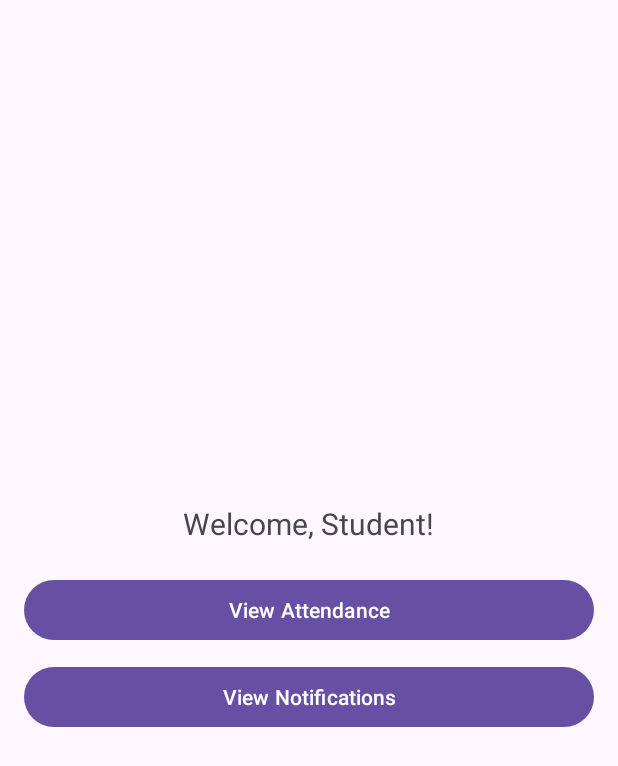
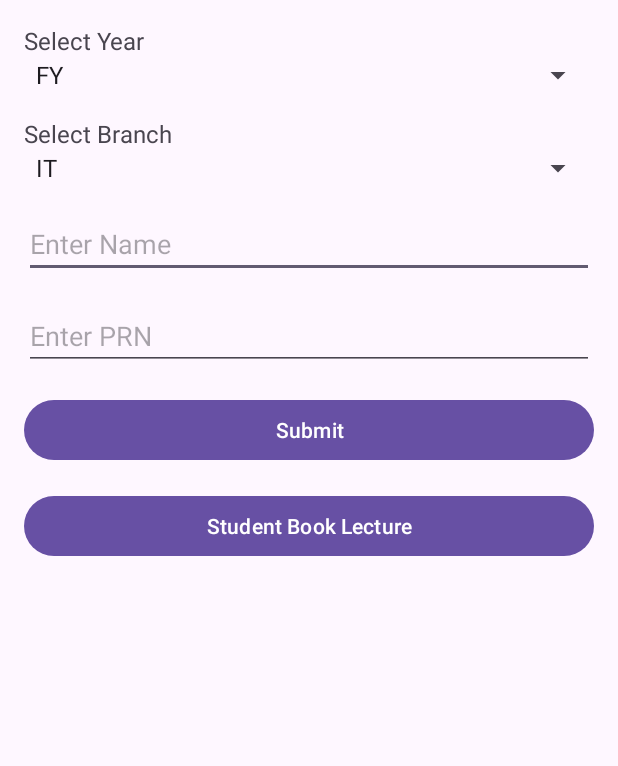
Before and after one commit to Urva2/geoment-smart_attendance, an Android app: the StudentMainActivity screen opened directly, with no data from a screen before it, on a phone screen of 412 x 824 dp. Shown: the top 766 px of the screen. Run offline under Robolectric (Android 15) with nearby library versions, the phone set to English and light mode, and no system bars; our stand-ins replace Firebase (no records; nobody signed in at launch, a user with empty details on screens opened directly).

Commit message:
second commit

```diff
--- a/app/build.gradle.kts
+++ b/app/build.gradle.kts
@@ -43,6 +43,7 @@ dependencies {
     implementation(libs.firebase.database)
     implementation(libs.firebase.auth)
     implementation(libs.support.annotations)
+    implementation(libs.firebase.firestore)
     testImplementation(libs.junit)
     androidTestImplementation(libs.ext.junit)
     androidTestImplementation(libs.espresso.core)
--- a/app/src/main/AndroidManifest.xml
+++ b/app/src/main/AndroidManifest.xml
@@ -12,6 +12,12 @@
         android:supportsRtl="true"
         android:theme="@style/Theme.Attendance"
         tools:targetApi="31">
+        <activity
+            android:name=".AppointLectureActivity"
+            android:exported="false" />
+        <activity
+            android:name=".ViewAttendanceActivity"
+            android:exported="false" />
         <activity
             android:name=".TeacherMainActivity"
             android:exported="false" />
--- a/app/src/main/java/com/example/attendance/StudentMainActivity.java
+++ b/app/src/main/java/com/example/attendance/StudentMainActivity.java
@@ -1,17 +1,94 @@
 package com.example.attendance;
 
 import android.os.Bundle;
+import android.view.View;
+import android.widget.Button;
+import android.widget.EditText;
+import android.widget.Spinner;
 import android.widget.Toast;
+import androidx.annotation.NonNull;
 import androidx.appcompat.app.AppCompatActivity;
+import com.google.android.gms.tasks.OnFailureListener;
+import com.google.android.gms.tasks.OnSuccessListener;
+import com.google.firebase.firestore.FirebaseFirestore;
+
+import java.util.HashMap;
+import java.util.Map;
 
 public class StudentMainActivity extends AppCompatActivity {
+
+    private Spinner spinnerYear, spinnerBranch;
+    private EditText etName, etPrn;
+    private Button btnSubmit, btnStudentBookLecture;
+
+    private FirebaseFirestore db;
 
     @Override
     protected void onCreate(Bundle savedInstanceState) {
         super.onCreate(savedInstanceState);
         setContentView(R.layout.activity_student_main);
 
-        // Example functionality
-        Toast.makeText(this, "Welcome, Student!", Toast.LENGTH_SHORT).show();
+        // Initialize Views
+        spinnerYear = findViewById(R.id.spinner_year);
+        spinnerBranch = findViewById(R.id.spinner_branch);
+        etName = findViewById(R.id.et_name);
+        etPrn = findViewById(R.id.et_prn);
+        btnSubmit = findViewById(R.id.btn_submit);
+        btnStudentBookLecture = findViewById(R.id.btn_student_book_lecture);
+
+        // Initialize Firestore
+        db = FirebaseFirestore.getInstance();
+
+        // Handle Submit Button
+        btnSubmit.setOnClickListener(new View.OnClickListener() {
+            @Override
+            public void onClick(View view) {
+                String year = spinnerYear.getSelectedItem().toString();
+                String branch = spinnerBranch.getSelectedItem().toString();
+                String name = etName.getText().toString().trim();
+                String prn = etPrn.getText().toString().trim();
+
+                if (name.isEmpty() || prn.isEmpty()) {
+                    Toast.makeText(StudentMainActivity.this, "Please enter all fields", Toast.LENGTH_SHORT).show();
+                    return;
+                }
+
+                // Firestore Path: student_details/branch/year
+                String collectionPath = "student_details/" + branch + "/" + year;
+
+                // Create Data Map
+                Map<String, Object> studentData = new HashMap<>();
+                studentData.put("name", name);
+                studentData.put("prn", prn);
+
+
+                db.collection("studentdetails")
+                        .document("N235i5q6WTVbmtMATfeo").collection(branch).document(branch).collection(year).document(year)
+                        .set(studentData)
+                        .addOnSuccessListener(new OnSuccessListener<Void>() {
+                            @Override
+                            public void onSuccess(Void aVoid) {
+                                Toast.makeText(StudentMainActivity.this, "Data saved successfully!", Toast.LENGTH_SHORT).show();
+                                etName.setText("");
+                                etPrn.setText("");
+                            }
+                        })
+                        .addOnFailureListener(new OnFailureListener() {
+                            @Override
+                            public void onFailure(@NonNull Exception e) {
+                                Toast.makeText(StudentMainActivity.this, "Error: " + e.getMessage(), Toast.LENGTH_SHORT).show();
+                            }
+                        });
+            }
+        });
+
+        // Handle Student Book Lecture Button
+        btnStudentBookLecture.setOnClickListener(new View.OnClickListener() {
+            @Override
+            public void onClick(View view) {
+                Toast.makeText(StudentMainActivity.this, "Feature under development", Toast.LENGTH_SHORT).show();
+                // Add intent here for the next activity when implemented
+            }
+        });
     }
 }
--- a/app/src/main/res/layout/activity_student_main.xml
+++ b/app/src/main/res/layout/activity_student_main.xml
@@ -1,29 +1,69 @@
-<?xml version="1.0" encoding="utf-8"?>
-<LinearLayout xmlns:android="http://schemas.android.com/apk/res/android"
+<LinearLayout
+    xmlns:android="http://schemas.android.com/apk/res/android"
     android:layout_width="match_parent"
     android:layout_height="match_parent"
     android:orientation="vertical"
-    android:gravity="center"
     android:padding="16dp">
 
+    <!-- Year Spinner -->
     <TextView
-        android:id="@+id/studentWelcomeText"
+        android:id="@+id/tv_year"
         android:layout_width="wrap_content"
         android:layout_height="wrap_content"
-        android:text="Welcome, Student!"
-        android:textSize="20sp"
-        android:layout_marginBottom="20dp"/>
-
-    <Button
-        android:id="@+id/viewAttendanceButton"
+        android:text="Select Year"
+        android:textSize="16sp" />
+    <Spinner
+        android:id="@+id/spinner_year"
         android:layout_width="match_parent"
         android:layout_height="wrap_content"
-        android:text="View Attendance"
-        android:layout_marginBottom="10dp"/>
+        android:entries="@array/year_options"
+        android:layout_marginBottom="16dp" />
 
-    <Button
-        android:id="@+id/viewNotificationsButton"
+    <!-- Branch Spinner -->
+    <TextView
+        android:id="@+id/tv_branch"
+        android:layout_width="wrap_content"
+        android:layout_height="wrap_content"
+        android:text="Select Branch"
+        android:textSize="16sp" />
+    <Spinner
+        android:id="@+id/spinner_branch"
         android:layout_width="match_parent"
         android:layout_height="wrap_content"
-        android:text="View Notifications"/>
+        android:entries="@array/branch_options"
+        android:layout_marginBottom="16dp" />
+
+    <!-- Name Input -->
+    <EditText
+        android:id="@+id/et_name"
+        android:layout_width="match_parent"
+        android:layout_height="wrap_content"
+        android:hint="Enter Name"
+        android:inputType="textPersonName"
+        android:layout_marginBottom="16dp" />
+
+    <!-- PRN Input -->
+    <EditText
+        android:id="@+id/et_prn"
+        android:layout_width="match_parent"
+        android:layout_height="wrap_content"
+        android:hint="Enter PRN"
+        android:inputType="number"
+        android:layout_marginBottom="16dp" />
+
+    <!-- Submit Button -->
+    <Button
+        android:id="@+id/btn_submit"
+        android:layout_width="match_parent"
+        android:layout_height="wrap_content"
+        android:text="Submit"
+        android:layout_marginBottom="16dp" />
+
+    <!-- Student Book Lecture Button -->
+    <Button
+        android:id="@+id/btn_student_book_lecture"
+        android:layout_width="match_parent"
+        android:layout_height="wrap_content"
+        android:text="Student Book Lecture" />
+
 </LinearLayout>
--- a/app/src/main/res/values/strings.xml
+++ b/app/src/main/res/values/strings.xml
@@ -5,4 +5,17 @@
         <item>Student</item>
     </string-array>
 
+
+        <string-array name="year_options">
+            <item>FY</item>
+            <item>SY</item>
+            <item>TY</item>
+        </string-array>
+
+        <string-array name="branch_options">
+            <item>IT</item>
+            <item>CS</item>
+        </string-array>
+
+
 </resources>
--- a/gradle/libs.versions.toml
+++ b/gradle/libs.versions.toml
@@ -11,6 +11,7 @@ firebaseDatabase = "21.0.0"
 firebaseAuth = "23.1.0"
 supportAnnotations = "28.0.0"
 googleServices = "4.4.2"
+firebaseFirestore = "25.1.1"
 
 [libraries]
 junit = { group = "junit", name = "junit", version.ref = "junit" }
@@ -24,6 +25,7 @@ firebase-database = { group = "com.google.firebase", name = "firebase-database",
 firebase-auth = { group = "com.google.firebase", name = "firebase-auth", version.ref = "firebaseAuth" }
 support-annotations = { group = "com.android.support", name = "support-annotations", version.ref = "supportAnnotations" }
 google-services = { group = "com.google.gms", name = "google-services", version.ref = "googleServices" }
+firebase-firestore = { group = "com.google.firebase", name = "firebase-firestore", version.ref = "firebaseFirestore" }
 
 [plugins]
 androidApplication = { id = "com.android.application", version.ref = "agp" }
```
Also changed, not shown: app/src/main/java/com/example/attendance/AppointLectureActivity.java (added, +84 -0 lines), app/src/main/java/com/example/attendance/TeacherMainActivity.java (+29 -3 lines), app/src/main/java/com/example/attendance/ViewAttendanceActivity.java (added, +24 -0 lines), app/src/main/res/layout/activity_appoint_lecture.xml (added, +48 -0 lines), app/src/main/res/layout/activity_teacher_main.xml (+16 -15 lines), app/src/main/res/layout/activity_view_attendance.xml (added, +10 -0 lines).
